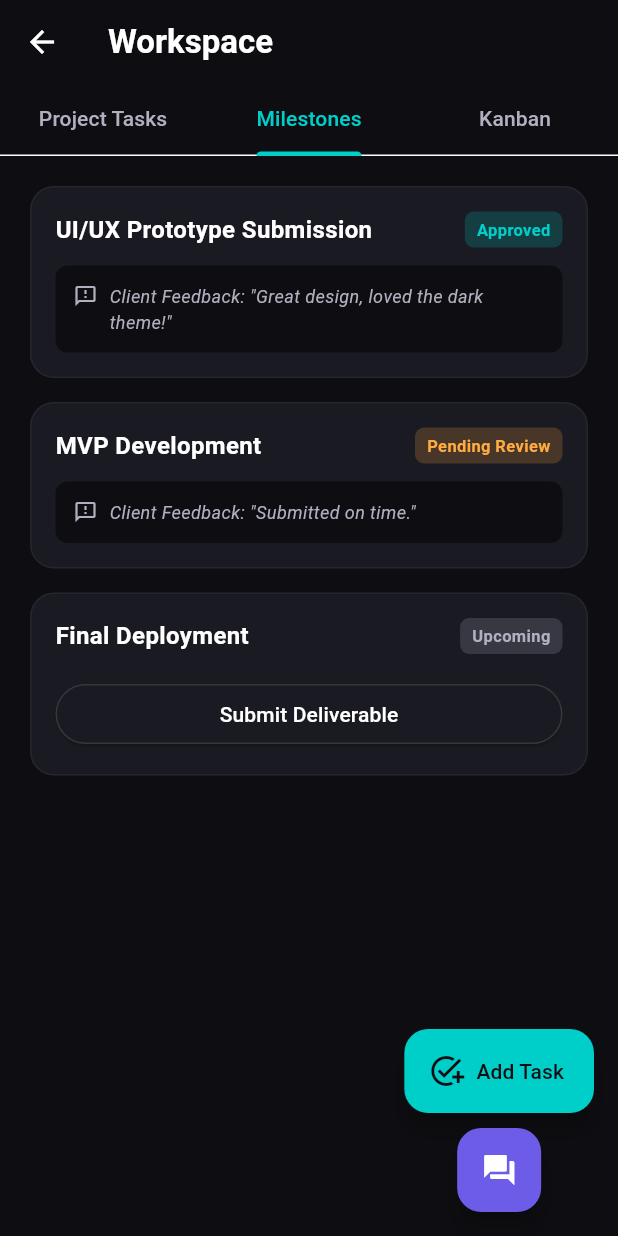
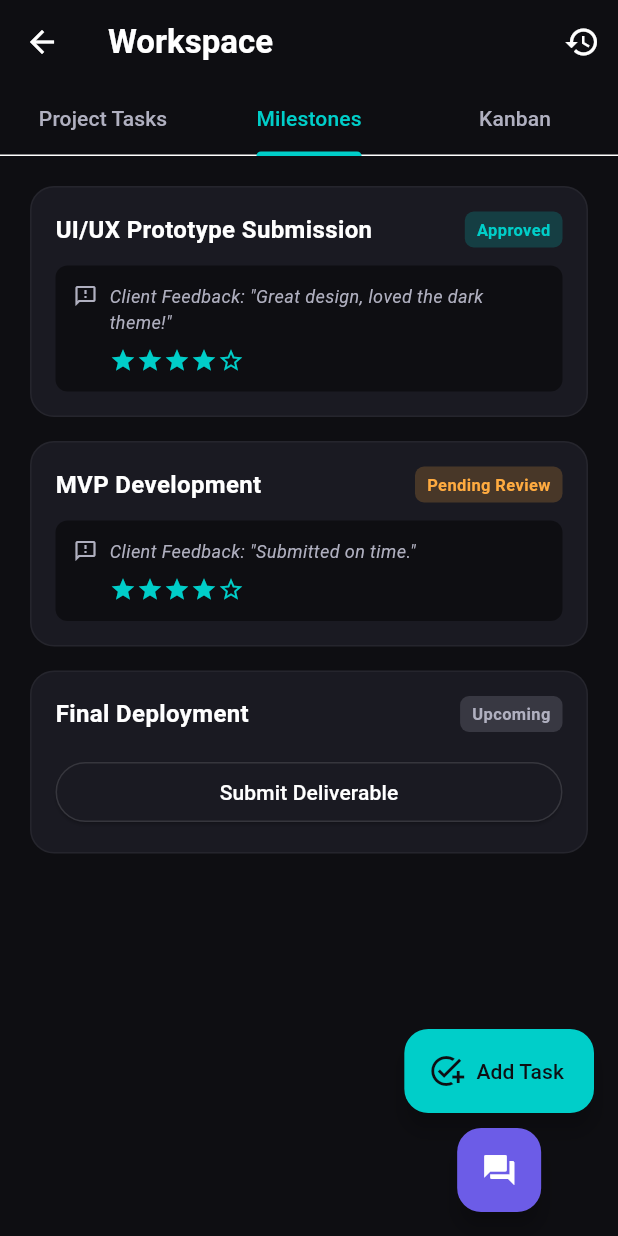
Before and after one commit to shrawanprajapati/GDGappDev, a Flutter app: the WorkspacePage screen opened directly with empty values, tab 2 chosen, on a phone screen of 412 x 824 dp. Run offline on Flutter 3.47's test engine with Material 3 defaults, Android fonts, the phone set to English and light mode, and no system bars; our stand-ins replace shared_preferences, video_player; accounts and stored records are empty.

Commit message:
feat(cp5-feedback): add history and milestone feedback polish

```diff
--- a/uniloop/lib/student/workspace/workspace_page.dart
+++ b/uniloop/lib/student/workspace/workspace_page.dart
@@ -1,6 +1,7 @@
 import 'package:flutter/material.dart';
 import '../../core/app_colors.dart';
 import '../../core/data/mock_store.dart';
+import 'project_history_page.dart';
 
 class WorkspacePage extends StatefulWidget {
   final Map<String, dynamic> projectData;
@@ -84,6 +85,19 @@ class _WorkspacePageState extends State<WorkspacePage>
             fontWeight: FontWeight.bold,
           ),
         ),
+        actions: [
+          IconButton(
+            onPressed: () => Navigator.push(
+              context,
+              MaterialPageRoute(
+                builder: (_) => ProjectHistoryPage(
+                  projectTitle: widget.projectData['title'],
+                ),
+              ),
+            ),
+            icon: const Icon(Icons.history, color: AppColors.textPrimary),
+          ),
+        ],
         bottom: TabBar(
           controller: _tabController,
           indicatorColor: AppColors.accent,
@@ -461,13 +475,29 @@ class _WorkspacePageState extends State<WorkspacePage>
                   ),
                   const SizedBox(width: 8),
                   Expanded(
-                    child: Text(
+                    child: Column(
+                      crossAxisAlignment: CrossAxisAlignment.start,
+                      children: [
+                        Text(
                           'Client Feedback: "${milestone['feedback']}"',
                           style: const TextStyle(
                             color: AppColors.textSecondary,
                             fontSize: 12,
                             fontStyle: FontStyle.italic,
                           ),
+                        ),
+                        const SizedBox(height: 8),
+                        Row(
+                          children: List.generate(
+                            5,
+                            (index) => Icon(
+                              index < 4 ? Icons.star : Icons.star_border,
+                              color: AppColors.accent,
+                              size: 18,
+                            ),
+                          ),
+                        ),
+                      ],
                     ),
                   ),
                 ],
```
Also changed, not shown: uniloop/lib/student/dashboard/notification_page.dart (+53 -14 lines), uniloop/lib/student/workspace/project_history_page.dart (added, +74 -0 lines). Lines whose indentation alone changed are shown as unchanged.
